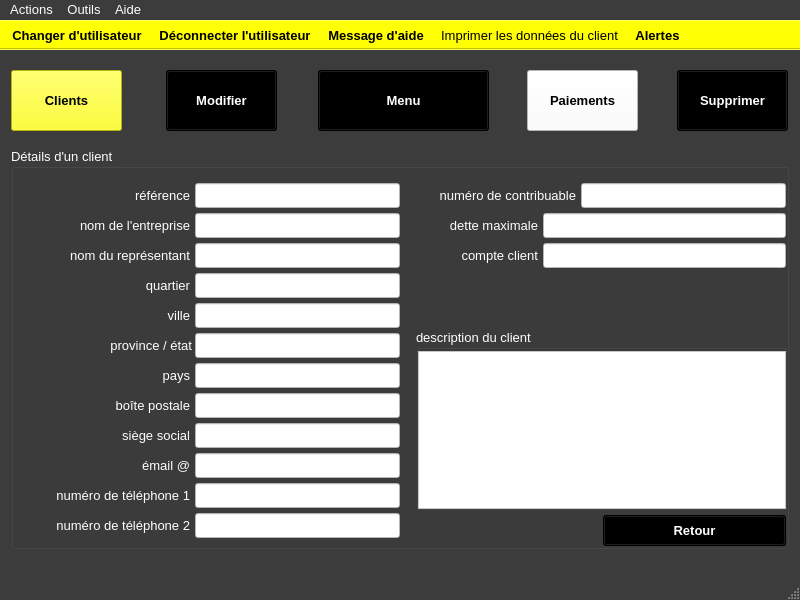
Above: ui/yeroth-erp-clients-detail-window.ui from xnoumbissinoundou/yeroth-erp-3.0 before the change. Below: the same form after it.
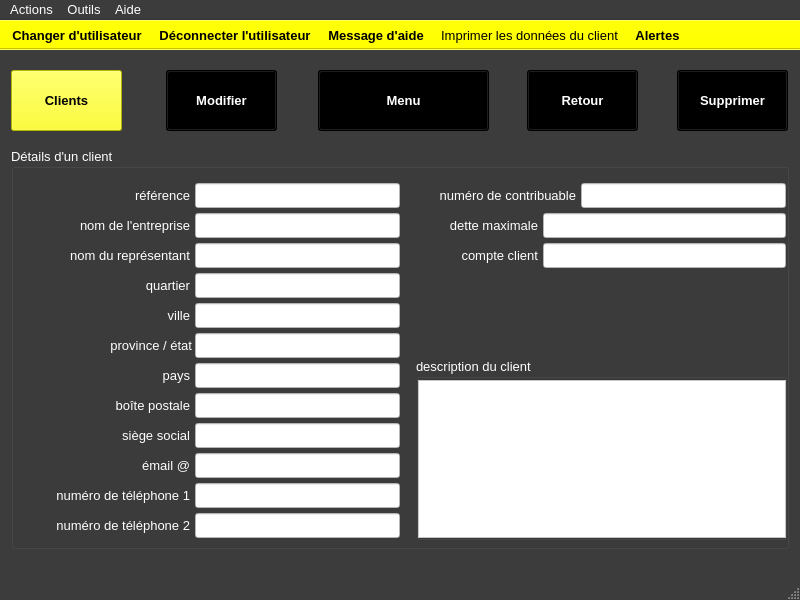
That is the form after the change. Icons and pictures are not drawn. Custom widgets are drawn as their Qt base class.

Commit message: On branch master 	modified:   src/windows/yeroth-erp-clients-detail-window.cpp 	modified:   src/windows/yeroth-erp-creer-compte-client-window.cpp 	modified:   src/windows/yeroth-erp-modifier-compte-client-window.cpp 	modified:   ui/yeroth-erp-clients-detail-window.ui 	modified:   ui/yeroth-erp-creer-compte-client-window.ui 	modified:   ui/yeroth-erp-modifier-compte-client-window.ui

Diff of the .ui file:
```diff
--- a/ui/yeroth-erp-clients-detail-window.ui
+++ b/ui/yeroth-erp-clients-detail-window.ui
@@ -3603,441 +3603,6 @@
       <set>Qt::AlignRight|Qt::AlignTrailing|Qt::AlignVCenter</set>
      </property>
     </widget>
-    <widget class="YerothPushButton" name="pushButton_retour">
-     <property name="geometry">
-      <rect>
-       <x>592</x>
-       <y>367</y>
-       <width>183</width>
-       <height>31</height>
-      </rect>
-     </property>
-     <property name="palette">
-      <palette>
-       <active>
-        <colorrole role="WindowText">
-         <brush brushstyle="SolidPattern">
-          <color alpha="255">
-           <red>255</red>
-           <green>255</green>
-           <blue>255</blue>
-          </color>
-         </brush>
-        </colorrole>
-        <colorrole role="Button">
-         <brush brushstyle="SolidPattern">
-          <color alpha="255">
-           <red>0</red>
-           <green>0</green>
-           <blue>0</blue>
-          </color>
-         </brush>
-        </colorrole>
-        <colorrole role="Light">
-         <brush brushstyle="SolidPattern">
-          <color alpha="255">
-           <red>0</red>
-           <green>0</green>
-           <blue>0</blue>
-          </color>
-         </brush>
-        </colorrole>
-        <colorrole role="Midlight">
-         <brush brushstyle="SolidPattern">
-          <color alpha="255">
-           <red>0</red>
-           <green>0</green>
-           <blue>0</blue>
-          </color>
-         </brush>
-        </colorrole>
-        <colorrole role="Dark">
-         <brush brushstyle="SolidPattern">
-          <color alpha="255">
-           <red>0</red>
-           <green>0</green>
-           <blue>0</blue>
-          </color>
-         </brush>
-        </colorrole>
-        <colorrole role="Mid">
-         <brush brushstyle="SolidPattern">
-          <color alpha="255">
-           <red>0</red>
-           <green>0</green>
-           <blue>0</blue>
-          </color>
-         </brush>
-        </colorrole>
-        <colorrole role="Text">
-         <brush brushstyle="SolidPattern">
-          <color alpha="255">
-           <red>255</red>
-           <green>255</green>
-           <blue>255</blue>
-          </color>
-         </brush>
-        </colorrole>
-        <colorrole role="BrightText">
-         <brush brushstyle="SolidPattern">
-          <color alpha="255">
-           <red>255</red>
-           <green>255</green>
-           <blue>255</blue>
-          </color>
-         </brush>
-        </colorrole>
-        <colorrole role="ButtonText">
-         <brush brushstyle="SolidPattern">
-          <color alpha="255">
-           <red>255</red>
-           <green>255</green>
-           <blue>255</blue>
-          </color>
-         </brush>
-        </colorrole>
-        <colorrole role="Base">
-         <brush brushstyle="SolidPattern">
-          <color alpha="255">
-           <red>0</red>
-           <green>0</green>
-           <blue>0</blue>
-          </color>
-         </brush>
-        </colorrole>
-        <colorrole role="Window">
-         <brush brushstyle="SolidPattern">
-          <color alpha="255">
-           <red>0</red>
-           <green>0</green>
-           <blue>0</blue>
-          </color>
-         </brush>
-        </colorrole>
-        <colorrole role="Shadow">
-         <brush brushstyle="SolidPattern">
-          <color alpha="255">
-           <red>0</red>
-           <green>0</green>
-           <blue>0</blue>
-          </color>
-         </brush>
-        </colorrole>
-        <colorrole role="AlternateBase">
-         <brush brushstyle="SolidPattern">
-          <color alpha="255">
-           <red>0</red>
-           <green>0</green>
-           <blue>0</blue>
-          </color>
-         </brush>
-        </colorrole>
-        <colorrole role="ToolTipBase">
-         <brush brushstyle="SolidPattern">
-          <color alpha="255">
-           <red>255</red>
-           <green>255</green>
-           <blue>220</blue>
-          </color>
-         </brush>
-        </colorrole>
-        <colorrole role="ToolTipText">
-         <brush brushstyle="SolidPattern">
-          <color alpha="255">
-           <red>0</red>
-           <green>0</green>
-           <blue>0</blue>
-          </color>
-         </brush>
-        </colorrole>
-       </active>
-       <inactive>
-        <colorrole role="WindowText">
-         <brush brushstyle="SolidPattern">
-          <color alpha="255">
-           <red>255</red>
-           <green>255</green>
-           <blue>255</blue>
-          </color>
-         </brush>
-        </colorrole>
-        <colorrole role="Button">
-         <brush brushstyle="SolidPattern">
-          <color alpha="255">
-           <red>0</red>
-           <green>0</green>
-           <blue>0</blue>
-          </color>
-         </brush>
-        </colorrole>
-        <colorrole role="Light">
-         <brush brushstyle="SolidPattern">
-          <color alpha="255">
-           <red>0</red>
-           <green>0</green>
-           <blue>0</blue>
-          </color>
-         </brush>
-        </colorrole>
-        <colorrole role="Midlight">
-         <brush brushstyle="SolidPattern">
-          <color alpha="255">
-           <red>0</red>
-           <green>0</green>
-           <blue>0</blue>
-          </color>
-         </brush>
-        </colorrole>
-        <colorrole role="Dark">
-         <brush brushstyle="SolidPattern">
-          <color alpha="255">
-           <red>0</red>
-           <green>0</green>
-           <blue>0</blue>
-          </color>
-         </brush>
-        </colorrole>
-        <colorrole role="Mid">
-         <brush brushstyle="SolidPattern">
-          <color alpha="255">
-           <red>0</red>
-           <green>0</green>
-           <blue>0</blue>
-          </color>
-         </brush>
-        </colorrole>
-        <colorrole role="Text">
-         <brush brushstyle="SolidPattern">
-          <color alpha="255">
-           <red>255</red>
-           <green>255</green>
-           <blue>255</blue>
-          </color>
-         </brush>
-        </colorrole>
-        <colorrole role="BrightText">
-         <brush brushstyle="SolidPattern">
-          <color alpha="255">
-           <red>255</red>
-           <green>255</green>
-           <blue>255</blue>
-          </color>
-         </brush>
-        </colorrole>
-        <colorrole role="ButtonText">
-         <brush brushstyle="SolidPattern">
-          <color alpha="255">
-           <red>255</red>
-           <green>255</green>
-           <blue>255</blue>
-          </color>
-         </brush>
-        </colorrole>
-        <colorrole role="Base">
-         <brush brushstyle="SolidPattern">
-          <color alpha="255">
-           <red>0</red>
-           <green>0</green>
-           <blue>0</blue>
-          </color>
-         </brush>
-        </colorrole>
-        <colorrole role="Window">
-         <brush brushstyle="SolidPattern">
-          <color alpha="255">
-           <red>0</red>
-           <green>0</green>
-           <blue>0</blue>
-          </color>
-         </brush>
-        </colorrole>
-        <colorrole role="Shadow">
-         <brush brushstyle="SolidPattern">
-          <color alpha="255">
-           <red>0</red>
-           <green>0</green>
-           <blue>0</blue>
-          </color>
-         </brush>
-        </colorrole>
-        <colorrole role="AlternateBase">
-         <brush brushstyle="SolidPattern">
-          <color alpha="255">
-           <red>0</red>
-           <green>0</green>
-           <blue>0</blue>
-          </color>
-         </brush>
-        </colorrole>
-        <colorrole role="ToolTipBase">
-         <brush brushstyle="SolidPattern">
-          <color alpha="255">
-           <red>255</red>
-           <green>255</green>
-           <blue>220</blue>
-          </color>
-         </brush>
-        </colorrole>
-        <colorrole role="ToolTipText">
-         <brush brushstyle="SolidPattern">
-          <color alpha="255">
-           <red>0</red>
-           <green>0</green>
-           <blue>0</blue>
-          </color>
-         </brush>
-        </colorrole>
-       </inactive>
-       <disabled>
-        <colorrole role="WindowText">
-         <brush brushstyle="SolidPattern">
-          <color alpha="255">
-           <red>0</red>
-           <green>0</green>
-           <blue>0</blue>
-          </color>
-         </brush>
-        </colorrole>
-        <colorrole role="Button">
-         <brush brushstyle="SolidPattern">
-          <color alpha="255">
-           <red>0</red>
-           <green>0</green>
-           <blue>0</blue>
-          </color>
-         </brush>
-        </colorrole>
-        <colorrole role="Light">
-         <brush brushstyle="SolidPattern">
-          <color alpha="255">
-           <red>0</red>
-           <green>0</green>
-           <blue>0</blue>
-          </color>
-         </brush>
-        </colorrole>
-        <colorrole role="Midlight">
-         <brush brushstyle="SolidPattern">
-          <color alpha="255">
-           <red>0</red>
-           <green>0</green>
-           <blue>0</blue>
-          </color>
-         </brush>
-        </colorrole>
-        <colorrole role="Dark">
-         <brush brushstyle="SolidPattern">
-          <color alpha="255">
-           <red>0</red>
-           <green>0</green>
-           <blue>0</blue>
-          </color>
-         </brush>
-        </colorrole>
-        <colorrole role="Mid">
-         <brush brushstyle="SolidPattern">
-          <color alpha="255">
-           <red>0</red>
-           <green>0</green>
-           <blue>0</blue>
-          </color>
-         </brush>
-        </colorrole>
-        <colorrole role="Text">
-         <brush brushstyle="SolidPattern">
-          <color alpha="255">
-           <red>0</red>
-           <green>0</green>
-           <blue>0</blue>
-          </color>
-         </brush>
-        </colorrole>
-        <colorrole role="BrightText">
-         <brush brushstyle="SolidPattern">
-          <color alpha="255">
-           <red>255</red>
-           <green>255</green>
-           <blue>255</blue>
-          </color>
-         </brush>
-        </colorrole>
-        <colorrole role="ButtonText">
-         <brush brushstyle="SolidPattern">
-          <color alpha="255">
-           <red>0</red>
-           <green>0</green>
-           <blue>0</blue>
-          </color>
-         </brush>
-        </colorrole>
-        <colorrole role="Base">
-         <brush brushstyle="SolidPattern">
-          <color alpha="255">
-           <red>0</red>
-           <green>0</green>
-           <blue>0</blue>
-          </color>
-         </brush>
-        </colorrole>
-        <colorrole role="Window">
-         <brush brushstyle="SolidPattern">
-          <color alpha="255">
-           <red>0</red>
-           <green>0</green>
-           <blue>0</blue>
-          </color>
-         </brush>
-        </colorrole>
-        <colorrole role="Shadow">
-         <brush brushstyle="SolidPattern">
-          <color alpha="255">
-           <red>0</red>
-           <green>0</green>
-           <blue>0</blue>
-          </color>
-         </brush>
-        </colorrole>
-        <colorrole role="AlternateBase">
-         <brush brushstyle="SolidPattern">
-          <color alpha="255">
-           <red>0</red>
-           <green>0</green>
-           <blue>0</blue>
-          </color>
-         </brush>
-        </colorrole>
-        <colorrole role="ToolTipBase">
-         <brush brushstyle="SolidPattern">
-          <color alpha="255">
-           <red>255</red>
-           <green>255</green>
-           <blue>220</blue>
-          </color>
-         </brush>
-        </colorrole>
-        <colorrole role="ToolTipText">
-         <brush brushstyle="SolidPattern">
-          <color alpha="255">
-           <red>0</red>
-           <green>0</green>
-           <blue>0</blue>
-          </color>
-         </brush>
-        </colorrole>
-       </disabled>
-      </palette>
-     </property>
-     <property name="font">
-      <font>
-       <pointsize>10</pointsize>
-       <weight>75</weight>
-       <bold>true</bold>
-      </font>
-     </property>
-     <property name="text">
-      <string>Retour</string>
-     </property>
-    </widget>
     <widget class="QLabel" name="label_client_details_email">
      <property name="geometry">
       <rect>
@@ -7292,9 +6857,9 @@
      <property name="geometry">
       <rect>
        <x>405</x>
-       <y>181</y>
+       <y>210</y>
        <width>371</width>
-       <height>181</height>
+       <height>182</height>
       </rect>
      </property>
      <property name="font">
@@ -10474,7 +10039,7 @@
      </property>
     </widget>
    </widget>
-   <widget class="YerothPushButton" name="pushButton_paiements">
+   <widget class="YerothPushButton" name="pushButton_retour">
     <property name="enabled">
      <bool>true</bool>
     </property>
@@ -10492,99 +10057,99 @@
        <colorrole role="WindowText">
         <brush brushstyle="SolidPattern">
          <color alpha="255">
-          <red>0</red>
-          <green>0</green>
-          <blue>0</blue>
+          <red>255</red>
+          <green>255</green>
+          <blue>255</blue>
          </color>
         </brush>
        </colorrole>
        <colorrole role="Button">
         <brush brushstyle="SolidPattern">
          <color alpha="255">
-          <red>255</red>
-          <green>255</green>
-          <blue>255</blue>
+          <red>0</red>
+          <green>0</green>
+          <blue>0</blue>
          </color>
         </brush>
        </colorrole>
        <colorrole role="Light">
         <brush brushstyle="SolidPattern">
          <color alpha="255">
-          <red>255</red>
-          <green>255</green>
-          <blue>255</blue>
+          <red>0</red>
+          <green>0</green>
+          <blue>0</blue>
          </color>
         </brush>
        </colorrole>
        <colorrole role="Midlight">
         <brush brushstyle="SolidPattern">
          <color alpha="255">
-          <red>255</red>
-          <green>255</green>
-          <blue>255</blue>
+          <red>0</red>
+          <green>0</green>
+          <blue>0</blue>
          </color>
         </brush>
        </colorrole>
        <colorrole role="Dark">
         <brush brushstyle="SolidPattern">
          <color alpha="255">
-          <red>127</red>
-          <green>127</green>
-          <blue>127</blue>
+          <red>0</red>
+          <green>0</green>
+          <blue>0</blue>
          </color>
         </brush>
        </colorrole>
        <colorrole role="Mid">
         <brush brushstyle="SolidPattern">
          <color alpha="255">
-          <red>170</red>
-          <green>170</green>
-          <blue>170</blue>
+          <red>0</red>
+          <green>0</green>
+          <blue>0</blue>
          </color>
         </brush>
        </colorrole>
        <colorrole role="Text">
         <brush brushstyle="SolidPattern">
          <color alpha="255">
-          <red>0</red>
-          <green>0</green>
-          <blue>0</blue>
+          <red>255</red>
+          <green>255</green>
+          <blue>255</blue>
          </color>
         </brush>
        </colorrole>
        <colorrole role="BrightText">
         <brush brushstyle="SolidPattern">
          <color alpha="255">
-          <red>0</red>
-          <green>0</green>
-          <blue>0</blue>
+          <red>255</red>
+          <green>255</green>
+          <blue>255</blue>
          </color>
         </brush>
        </colorrole>
        <colorrole role="ButtonText">
         <brush brushstyle="SolidPattern">
          <color alpha="255">
-          <red>0</red>
-          <green>0</green>
-          <blue>0</blue>
+          <red>255</red>
+          <green>255</green>
+          <blue>255</blue>
          </color>
         </brush>
        </colorrole>
        <colorrole role="Base">
         <brush brushstyle="SolidPattern">
          <color alpha="255">
-          <red>255</red>
-          <green>255</green>
-          <blue>255</blue>
+          <red>0</red>
+          <green>0</green>
+          <blue>0</blue>
          </color>
         </brush>
        </colorrole>
        <colorrole role="Window">
         <brush brushstyle="SolidPattern">
          <color alpha="255">
-          <red>255</red>
-          <green>255</green>
-          <blue>255</blue>
+          <red>0</red>
+          <green>0</green>
+          <blue>0</blue>
          </color>
         </brush>
        </colorrole>
@@ -10600,9 +10165,9 @@
        <colorrole role="AlternateBase">
         <brush brushstyle="SolidPattern">
          <color alpha="255">
-          <red>255</red>
-          <green>255</green>
-          <blue>255</blue>
+          <red>0</red>
+          <green>0</green>
+          <blue>0</blue>
          </color>
         </brush>
        </colorrole>
@@ -10629,99 +10194,99 @@
        <colorrole role="WindowText">
         <brush brushstyle="SolidPattern">
          <color alpha="255">
-          <red>0</red>
-          <green>0</green>
-          <blue>0</blue>
+          <red>255</red>
+          <green>255</green>
+          <blue>255</blue>
          </color>
         </brush>
        </colorrole>
        <colorrole role="Button">
         <brush brushstyle="SolidPattern">
          <color alpha="255">
-          <red>255</red>
-          <green>255</green>
-          <blue>255</blue>
+          <red>0</red>
+          <green>0</green>
+          <blue>0</blue>
          </color>
         </brush>
        </colorrole>
        <colorrole role="Light">
         <brush brushstyle="SolidPattern">
          <color alpha="255">
-          <red>255</red>
-          <green>255</green>
-          <blue>255</blue>
+          <red>0</red>
+          <green>0</green>
+          <blue>0</blue>
          </color>
         </brush>
        </colorrole>
        <colorrole role="Midlight">
         <brush brushstyle="SolidPattern">
          <color alpha="255">
-          <red>255</red>
-          <green>255</green>
-          <blue>255</blue>
+          <red>0</red>
+          <green>0</green>
+          <blue>0</blue>
          </color>
         </brush>
        </colorrole>
        <colorrole role="Dark">
         <brush brushstyle="SolidPattern">
          <color alpha="255">
-          <red>127</red>
-          <green>127</green>
-          <blue>127</blue>
+          <red>0</red>
+          <green>0</green>
+          <blue>0</blue>
          </color>
         </brush>
        </colorrole>
        <colorrole role="Mid">
         <brush brushstyle="SolidPattern">
          <color alpha="255">
-          <red>170</red>
-          <green>170</green>
-          <blue>170</blue>
+          <red>0</red>
+          <green>0</green>
+          <blue>0</blue>
          </color>
         </brush>
        </colorrole>
        <colorrole role="Text">
         <brush brushstyle="SolidPattern">
          <color alpha="255">
-          <red>0</red>
-          <green>0</green>
-          <blue>0</blue>
+          <red>255</red>
+          <green>255</green>
+          <blue>255</blue>
          </color>
         </brush>
        </colorrole>
        <colorrole role="BrightText">
         <brush brushstyle="SolidPattern">
          <color alpha="255">
-          <red>0</red>
-          <green>0</green>
-          <blue>0</blue>
+          <red>255</red>
+          <green>255</green>
+          <blue>255</blue>
          </color>
         </brush>
        </colorrole>
        <colorrole role="ButtonText">
         <brush brushstyle="SolidPattern">
          <color alpha="255">
-          <red>0</red>
-          <green>0</green>
-          <blue>0</blue>
+          <red>255</red>
+          <green>255</green>
+          <blue>255</blue>
          </color>
         </brush>
        </colorrole>
        <colorrole role="Base">
         <brush brushstyle="SolidPattern">
          <color alpha="255">
-          <red>255</red>
-          <green>255</green>
-          <blue>255</blue>
+          <red>0</red>
+          <green>0</green>
+          <blue>0</blue>
          </color>
         </brush>
        </colorrole>
        <colorrole role="Window">
         <brush brushstyle="SolidPattern">
          <color alpha="255">
-          <red>255</red>
-          <green>255</green>
-          <blue>255</blue>
+          <red>0</red>
+          <green>0</green>
+          <blue>0</blue>
          </color>
         </brush>
        </colorrole>
@@ -10737,9 +10302,9 @@
        <colorrole role="AlternateBase">
         <brush brushstyle="SolidPattern">
          <color alpha="255">
-          <red>255</red>
-          <green>255</green>
-          <blue>255</blue>
+          <red>0</red>
+          <green>0</green>
+          <blue>0</blue>
          </color>
         </brush>
        </colorrole>
@@ -10766,99 +10331,99 @@
        <colorrole role="WindowText">
         <brush brushstyle="SolidPattern">
          <color alpha="255">
-          <red>127</red>
-          <green>127</green>
-          <blue>127</blue>
+          <red>0</red>
+          <green>0</green>
+          <blue>0</blue>
          </color>
         </brush>
        </colorrole>
        <colorrole role="Button">
         <brush brushstyle="SolidPattern">
          <color alpha="255">
-          <red>255</red>
-          <green>255</green>
-          <blue>255</blue>
+          <red>0</red>
+          <green>0</green>
+          <blue>0</blue>
          </color>
         </brush>
        </colorrole>
        <colorrole role="Light">
         <brush brushstyle="SolidPattern">
          <color alpha="255">
-          <red>255</red>
-          <green>255</green>
-          <blue>255</blue>
+          <red>0</red>
+          <green>0</green>
+          <blue>0</blue>
          </color>
         </brush>
        </colorrole>
        <colorrole role="Midlight">
         <brush brushstyle="SolidPattern">
          <color alpha="255">
-          <red>255</red>
-          <green>255</green>
-          <blue>255</blue>
+          <red>0</red>
+          <green>0</green>
+          <blue>0</blue>
          </color>
         </brush>
        </colorrole>
        <colorrole role="Dark">
         <brush brushstyle="SolidPattern">
          <color alpha="255">
-          <red>127</red>
-          <green>127</green>
-          <blue>127</blue>
+          <red>0</red>
+          <green>0</green>
+          <blue>0</blue>
          </color>
         </brush>
        </colorrole>
        <colorrole role="Mid">
         <brush brushstyle="SolidPattern">
          <color alpha="255">
-          <red>170</red>
-          <green>170</green>
-          <blue>170</blue>
+          <red>0</red>
+          <green>0</green>
+          <blue>0</blue>
          </color>
         </brush>
        </colorrole>
        <colorrole role="Text">
         <brush brushstyle="SolidPattern">
          <color alpha="255">
-          <red>127</red>
-          <green>127</green>
-          <blue>127</blue>
+          <red>0</red>
+          <green>0</green>
+          <blue>0</blue>
          </color>
         </brush>
        </colorrole>
        <colorrole role="BrightText">
         <brush brushstyle="SolidPattern">
          <color alpha="255">
-          <red>0</red>
-          <green>0</green>
-          <blue>0</blue>
+          <red>255</red>
+          <green>255</green>
+          <blue>255</blue>
          </color>
         </brush>
        </colorrole>
        <colorrole role="ButtonText">
         <brush brushstyle="SolidPattern">
          <color alpha="255">
-          <red>127</red>
-          <green>127</green>
-          <blue>127</blue>
+          <red>0</red>
+          <green>0</green>
+          <blue>0</blue>
          </color>
         </brush>
        </colorrole>
        <colorrole role="Base">
         <brush brushstyle="SolidPattern">
          <color alpha="255">
-          <red>255</red>
-          <green>255</green>
-          <blue>255</blue>
+          <red>0</red>
+          <green>0</green>
+          <blue>0</blue>
          </color>
         </brush>
        </colorrole>
        <colorrole role="Window">
         <brush brushstyle="SolidPattern">
          <color alpha="255">
-          <red>255</red>
-          <green>255</green>
-          <blue>255</blue>
+          <red>0</red>
+          <green>0</green>
+          <blue>0</blue>
          </color>
         </brush>
        </colorrole>
@@ -10874,9 +10439,9 @@
        <colorrole role="AlternateBase">
         <brush brushstyle="SolidPattern">
          <color alpha="255">
-          <red>255</red>
-          <green>255</green>
-          <blue>255</blue>
+          <red>0</red>
+          <green>0</green>
+          <blue>0</blue>
          </color>
         </brush>
        </colorrole>
@@ -10910,7 +10475,7 @@
      </font>
     </property>
     <property name="text">
-     <string>Paiements</string>
+     <string>Retour</string>
     </property>
     <property name="autoDefault">
      <bool>false</bool>
```
Left out of the diff: 14 changed lines with no effect on the pictures. The commit also changes 5 other files.
